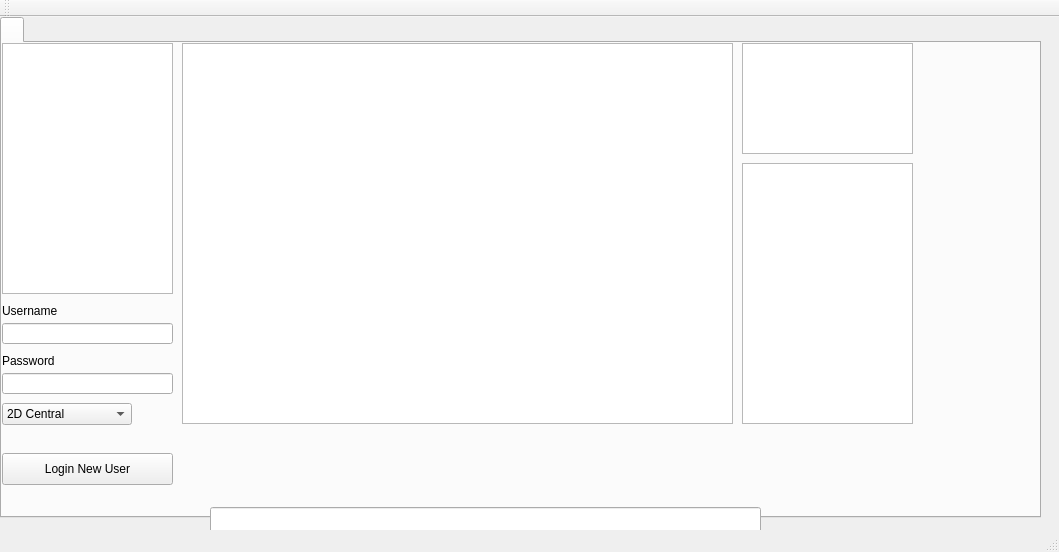
Qt form mainwindow.ui (Arus12316/sabotv2) before a commit.
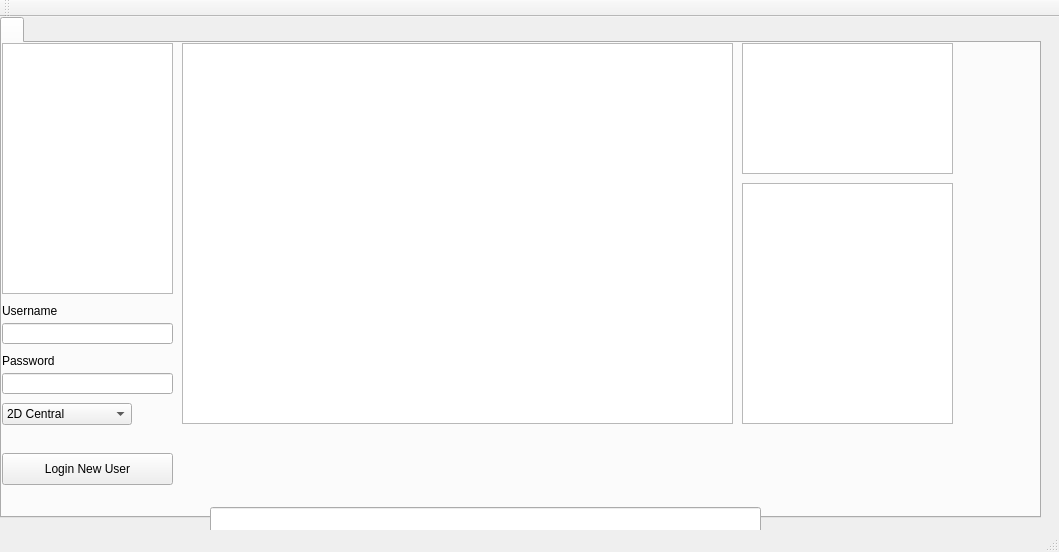
The same form after that commit.

Commit message: Temporary fix involving parsing usernames (true fix relies on finishing parsing for other game data).

Diff of the .ui file:
```diff
--- a/mainwindow.ui
+++ b/mainwindow.ui
@@ -40,36 +40,6 @@
        </rect>
       </property>
      </widget>
-     <widget class="QListView" name="selfUserList">
-      <property name="geometry">
-       <rect>
-        <x>0</x>
-        <y>0</y>
-        <width>171</width>
-        <height>251</height>
-       </rect>
-      </property>
-     </widget>
-     <widget class="QListView" name="userList">
-      <property name="geometry">
-       <rect>
-        <x>740</x>
-        <y>120</y>
-        <width>171</width>
-        <height>261</height>
-       </rect>
-      </property>
-     </widget>
-     <widget class="QListView" name="gameList">
-      <property name="geometry">
-       <rect>
-        <x>740</x>
-        <y>0</y>
-        <width>171</width>
-        <height>111</height>
-       </rect>
-      </property>
-     </widget>
      <widget class="QPushButton" name="loginButton">
       <property name="geometry">
        <rect>
@@ -213,6 +183,40 @@
        </property>
       </item>
      </widget>
+     <widget class="QListWidget" name="gameList">
+      <property name="geometry">
+       <rect>
+        <x>740</x>
+        <y>0</y>
+        <width>211</width>
+        <height>131</height>
+       </rect>
+      </property>
+     </widget>
+     <widget class="QListWidget" name="userList">
+      <property name="geometry">
+       <rect>
+        <x>740</x>
+        <y>140</y>
+        <width>211</width>
+        <height>241</height>
+       </rect>
+      </property>
+      <property name="styleSheet">
+       <string notr="true">
+</string>
+      </property>
+     </widget>
+     <widget class="QListWidget" name="selfUserList">
+      <property name="geometry">
+       <rect>
+        <x>0</x>
+        <y>0</y>
+        <width>171</width>
+        <height>251</height>
+       </rect>
+      </property>
+     </widget>
     </widget>
    </widget>
    <widget class="QLineEdit" name="messageInput">
```
The commit also changes 9 other files.
